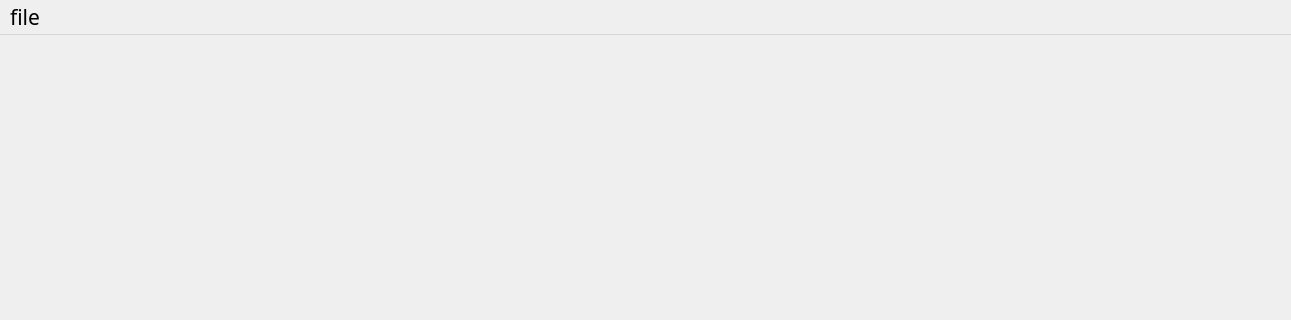
This is ui_pol.ui in Lizsinta/mrmc_main as Qt 5 draws it before an edit; both pictures show x 0 to 1291 and y 0 to 320 of the 1291 by 883 pixel window. The edited form follows.
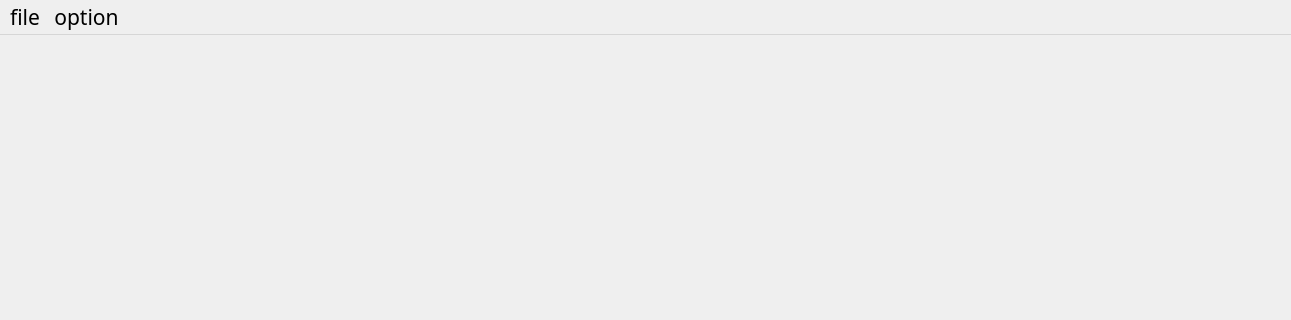
This is the edited form.

What changed in the file:
```diff
--- a/ui_pol.ui
+++ b/ui_pol.ui
@@ -577,7 +577,14 @@
     <addaction name="separator"/>
     <addaction name="action_read_ini"/>
    </widget>
+   <widget class="QMenu" name="menuoption">
+    <property name="title">
+     <string>option</string>
+    </property>
+    <addaction name="action3D_viewer"/>
+   </widget>
    <addaction name="menufile"/>
+   <addaction name="menuoption"/>
   </widget>
   <widget class="QStatusBar" name="statusbar">
    <property name="font">
```
Left out of the diff: 11 changed lines with no effect on the pictures.
